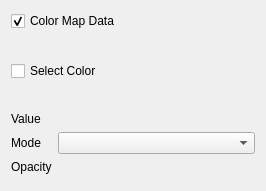
Old version of the form tomviz/modules/ModuleContourWidget.ui in the repository OpenChemistry/tomviz.
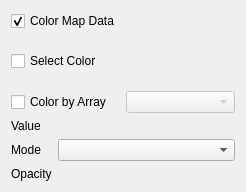
New version of the form. Custom widgets are drawn as their Qt base class.

Commit message:
Add ability to color contours by other scalars
This adds a checkbox to the contour panel, "Color by Array",
which, when checked, colors the contour by the array selected in
the combo box next to it. It allows the user to color the contour
by scalars other than the active one.

Internally, it uses a vtkProbeFilter to map the voxel values of the
other array onto the contour. This results in it being a little
slower to render, and a little lower resolution contour.

```diff
--- a/tomviz/modules/ModuleContourWidget.ui
+++ b/tomviz/modules/ModuleContourWidget.ui
@@ -6,8 +6,8 @@
    <rect>
     <x>0</x>
     <y>0</y>
-    <width>266</width>
-    <height>191</height>
+    <width>246</width>
+    <height>192</height>
    </rect>
   </property>
   <property name="windowTitle">
@@ -61,6 +61,24 @@
      </item>
     </layout>
    </item>
+   <item>
+    <layout class="QHBoxLayout" name="horizontalLayout_3">
+     <item>
+      <widget class="QCheckBox" name="cbColorByArray">
+       <property name="text">
+        <string>Color by Array</string>
+       </property>
+      </widget>
+     </item>
+     <item>
+      <widget class="QComboBox" name="comboColorByArray">
+       <property name="enabled">
+        <bool>false</bool>
+       </property>
+      </widget>
+     </item>
+    </layout>
+   </item>
    <item>
     <layout class="QFormLayout" name="formLayout">
      <item row="1" column="0">
```
Left out of the diff: 51 changed lines with no effect on the pictures. The commit also changes 4 other files.
